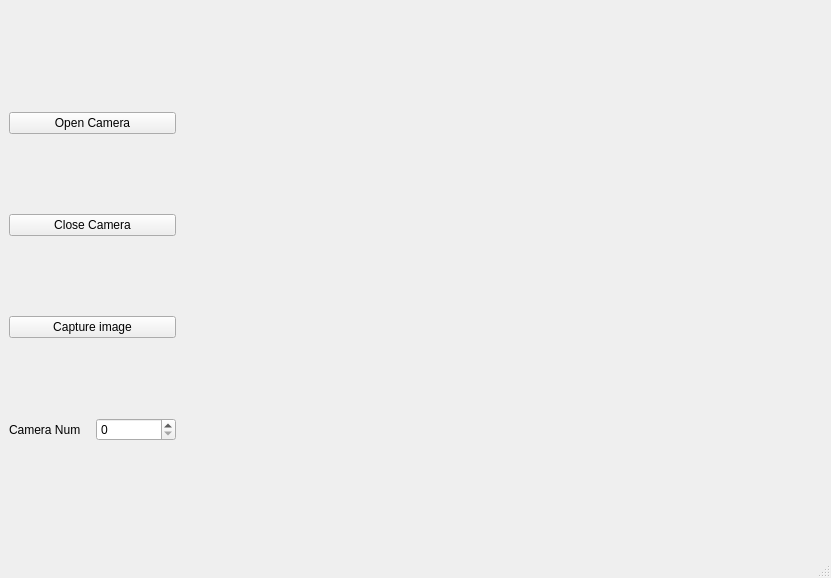
First picture: the form in core/mainwindow.ui, repository kmolLin/pyqt_opencv, before the edit.
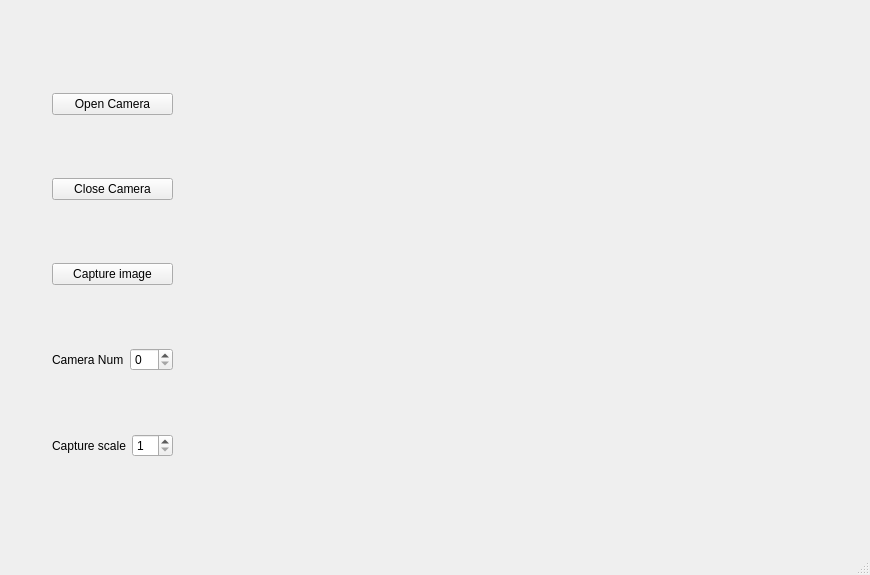
Second picture: the form after the edit.

The edit to the form file:
```diff
--- a/core/mainwindow.ui
+++ b/core/mainwindow.ui
@@ -6,15 +6,30 @@
    <rect>
     <x>0</x>
     <y>0</y>
-    <width>831</width>
-    <height>578</height>
+    <width>870</width>
+    <height>575</height>
    </rect>
   </property>
   <property name="windowTitle">
    <string>MainWindow</string>
   </property>
   <widget class="QWidget" name="centralwidget">
-   <layout class="QHBoxLayout" name="horizontalLayout_5">
+   <layout class="QHBoxLayout" name="horizontalLayout_7">
+    <item>
+     <layout class="QHBoxLayout" name="horizontalLayout_6">
+      <item>
+       <spacer name="horizontalSpacer_2">
+        <property name="orientation">
+         <enum>Qt::Horizontal</enum>
+        </property>
+        <property name="sizeHint" stdset="0">
+         <size>
+          <width>40</width>
+          <height>20</height>
+         </size>
+        </property>
+       </spacer>
+      </item>
     <item>
      <layout class="QVBoxLayout" name="verticalLayout_2">
       <item>
@@ -71,6 +86,24 @@
               </item>
              </layout>
             </item>
+              <item>
+               <layout class="QHBoxLayout" name="horizontalLayout_5">
+                <item>
+                 <widget class="QLabel" name="label_2">
+                  <property name="text">
+                   <string>Capture scale</string>
+                  </property>
+                 </widget>
+                </item>
+                <item>
+                 <widget class="QSpinBox" name="show_camera_scale">
+                  <property name="minimum">
+                   <number>1</number>
+                  </property>
+                 </widget>
+                </item>
+               </layout>
+              </item>
            </layout>
           </item>
          </layout>
@@ -125,6 +158,21 @@
       </item>
      </layout>
     </item>
+      <item>
+       <spacer name="horizontalSpacer">
+        <property name="orientation">
+         <enum>Qt::Horizontal</enum>
+        </property>
+        <property name="sizeHint" stdset="0">
+         <size>
+          <width>40</width>
+          <height>20</height>
+         </size>
+        </property>
+       </spacer>
+      </item>
+     </layout>
+    </item>
    </layout>
   </widget>
   <widget class="QMenuBar" name="menubar">
```
Left out of the diff: 2 changed lines with no effect on the pictures. Lines whose indentation alone changed are shown as unchanged.
